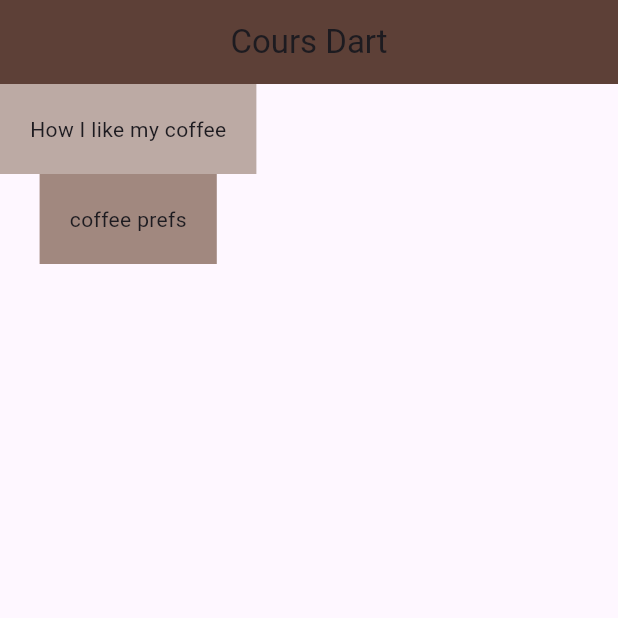
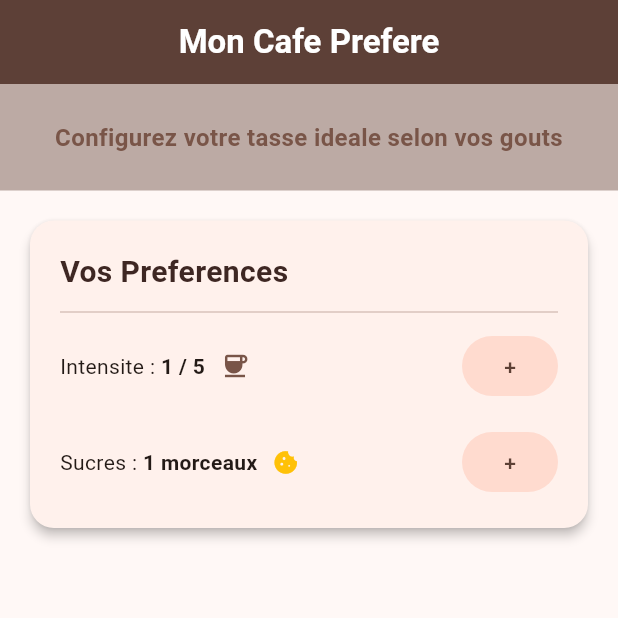
Before and after one commit to maximedefaleouna/cours-flutter, a Flutter app: the screen it shows after launch, on a phone screen of 412 x 824 dp, the top half of it. Run offline on Flutter 3.47's test engine with Material 3 defaults, Android fonts, the phone set to English and light mode, and no system bars.

Commit message:
refactor: amelioration du code Flutter avec CoffeePrefs StatefulWidget et documentation complete

```diff
--- /dev/null
+++ b/lib/coffee_prefs.dart
@@ -0,0 +1,76 @@
+import 'package:flutter/material.dart';
+
+class CoffeePrefs extends StatefulWidget {
+  const CoffeePrefs({super.key});
+
+  @override
+  State<CoffeePrefs> createState() => _CoffeePrefsState();
+}
+
+class _CoffeePrefsState extends State<CoffeePrefs> {
+  int strength = 1;
+  int sugars = 1;
+
+  void increaseStrength() {
+    setState(() {
+      strength = strength < 5 ? strength + 1 : 1;
+    });
+  }
+
+  void increaseSugars() {
+    setState(() {
+      sugars = sugars < 5 ? sugars + 1 : 0;
+    });
+  }
+
+  @override
+  Widget build(BuildContext context) {
+    return Column(
+      children: [
+        // Ligne de gestion de l'intensite du cafe (Strength)
+        Row(
+          children: [
+            const Text('Intensite : '),
+            Text(
+              '$strength / 5',
+              style: const TextStyle(fontWeight: FontWeight.bold),
+            ),
+            const SizedBox(width: 10),
+            for (int i = 0; i < strength; i++)
+              const Icon(Icons.coffee, size: 20, color: Colors.brown),
+            const Spacer(),
+            FilledButton.tonal(
+              onPressed: increaseStrength,
+              child: const Text('+'),
+            ),
+          ],
+        ),
+        const SizedBox(height: 16),
+
+        // Ligne de gestion du sucre (Sugars)
+        Row(
+          children: [
+            const Text('Sucres : '),
+            Text(
+              '$sugars morceaux',
+              style: const TextStyle(fontWeight: FontWeight.bold),
+            ),
+            const SizedBox(width: 10),
+            if (sugars == 0)
+              const Text(
+                'Sans sucre',
+                style: TextStyle(fontStyle: FontStyle.italic, color: Colors.grey),
+              ),
+            for (int i = 0; i < sugars; i++)
+              const Icon(Icons.cookie, size: 18, color: Colors.amber),
+            const Spacer(),
+            FilledButton.tonal(
+              onPressed: increaseSugars,
+              child: const Text('+'),
+            ),
+          ],
+        ),
+      ],
+    );
+  }
+}
--- a/lib/home.dart
+++ b/lib/home.dart
@@ -1,4 +1,5 @@
 import 'package:flutter/material.dart';
+import 'package:cours_dart/coffee_prefs.dart';
 
 class Home extends StatelessWidget {
   const Home({super.key});
@@ -7,28 +8,63 @@ class Home extends StatelessWidget {
   Widget build(BuildContext context) {
     return Scaffold(
       appBar: AppBar(
-        title: Text('Cours Dart'),
+        title: const Text(
+          'Mon Cafe Prefere',
+          style: TextStyle(fontWeight: FontWeight.bold, color: Colors.white),
+        ),
         backgroundColor: Colors.brown[700],
         centerTitle: true,
       ),
-      body: Column(
+      body: SingleChildScrollView(
+        child: Column(
+          crossAxisAlignment: CrossAxisAlignment.stretch,
           children: [
+            // Banniere de presentation
             Container(
               color: Colors.brown[200],
-            padding: EdgeInsets.all(20),
-            child: Text("How I like my coffee"),
+              padding: const EdgeInsets.symmetric(vertical: 24, horizontal: 16),
+              child: const Text(
+                'Configurez votre tasse ideale selon vos gouts',
+                textAlign: TextAlign.center,
+                style: TextStyle(
+                  fontSize: 16,
+                  fontWeight: FontWeight.w600,
+                  color: Colors.brown,
                 ),
-          Container(
-            color: Colors.brown[300],
-            padding: EdgeInsets.all(20),
-            child: Text("coffee prefs"),
+              ),
+            ),
+
+            // Carte interactive de preferences
+            Padding(
+              padding: const EdgeInsets.all(16.0),
+              child: Card(
+                elevation: 3,
+                shape: RoundedRectangleBorder(
+                  borderRadius: BorderRadius.circular(16),
+                ),
+                child: Padding(
+                  padding: const EdgeInsets.all(20.0),
+                  child: Column(
+                    crossAxisAlignment: CrossAxisAlignment.start,
+                    children: [
+                      Text(
+                        'Vos Preferences',
+                        style: TextStyle(
+                          fontSize: 20,
+                          fontWeight: FontWeight.bold,
+                          color: Colors.brown[900],
+                        ),
+                      ),
+                      const Divider(height: 24),
+                      const CoffeePrefs(),
+                    ],
+                  ),
+                ),
+              ),
             ),
           ],
+        ),
       ),
     );
   }
 }
-
-// a contaier is a widget that allows us to create a box with a specific size, color, and other properties. It can also contain other widgets, making it a versatile building block for our UI. In this example, we have created a container with an orange background color and a text widget that says "Hello Maxime".
-// by default if container does not have a size, it will take up as much space as possible. In this case, the container will fill the entire body of the Scaffold, which is the area below the AppBar. The text widget will be centered within the container by default.
-// but if there is a child widget inside the container, the container will take the size of the child widget. In this case, the container will take the size of the text widget, which is determined by the length of the text and the font size. The container will then be centered within the body of the Scaffold.
--- a/lib/main.dart
+++ b/lib/main.dart
@@ -1,8 +1,8 @@
+import 'package:flutter/material.dart';
 import 'package:cours_dart/home.dart';
-import 'package:flutter/material.dart';
 
 void main() {
-  runApp(MyApp());
+  runApp(const MyApp());
 }
 
 class MyApp extends StatelessWidget {
@@ -10,26 +10,17 @@ class MyApp extends StatelessWidget {
 
   @override
   Widget build(BuildContext context) {
-    return MaterialApp(home: Home());
-  }
-}
-
-class Sandbox extends StatelessWidget {
-  const Sandbox({super.key});
-
-  @override
-  Widget build(BuildContext context) {
-    return Scaffold(
-      appBar: AppBar(title: Text('Cours Dart'), backgroundColor: Colors.brown),
-      body: Column(
-        crossAxisAlignment: CrossAxisAlignment.stretch,
-        mainAxisAlignment: MainAxisAlignment.center,
-        children: [
-          Container(color: Colors.red, width: 100, child: Text('One')),
-          Container(color: Colors.green, width: 200, child: Text('Two')),
-          Container(color: Colors.blue, width: 300, child: Text('Three')),
-        ],
+    return MaterialApp(
+      title: 'Cours Flutter',
+      debugShowCheckedModeBanner: false,
+      theme: ThemeData(
+        colorScheme: ColorScheme.fromSeed(
+          seedColor: Colors.brown,
+          primary: Colors.brown[700],
+        ),
+        useMaterial3: true,
       ),
+      home: const Home(),
     );
   }
 }
```
Also changed, not shown: 1 other file. Lines whose indentation alone changed are shown as unchanged.
